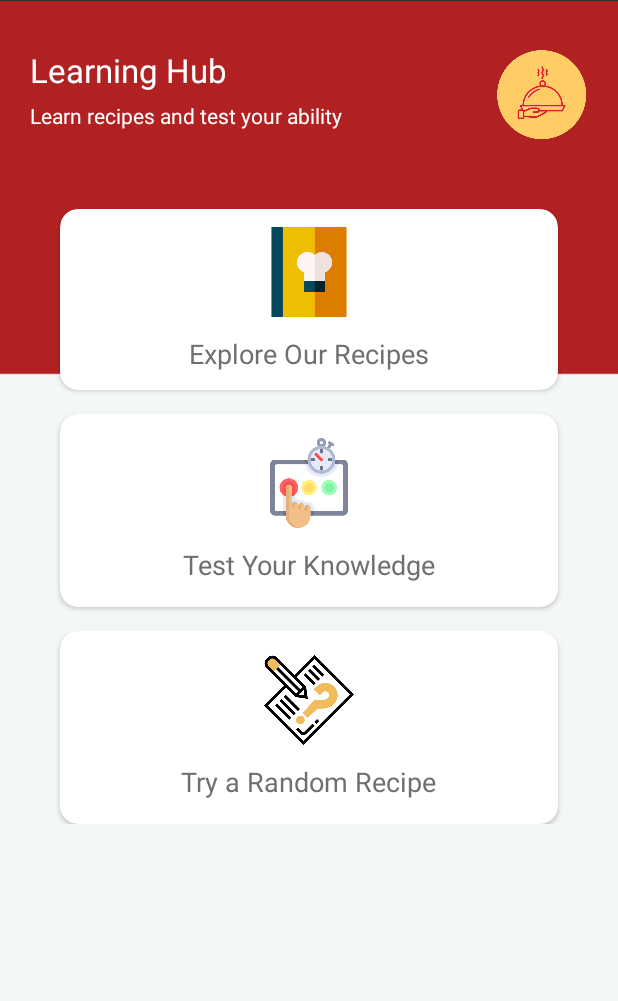
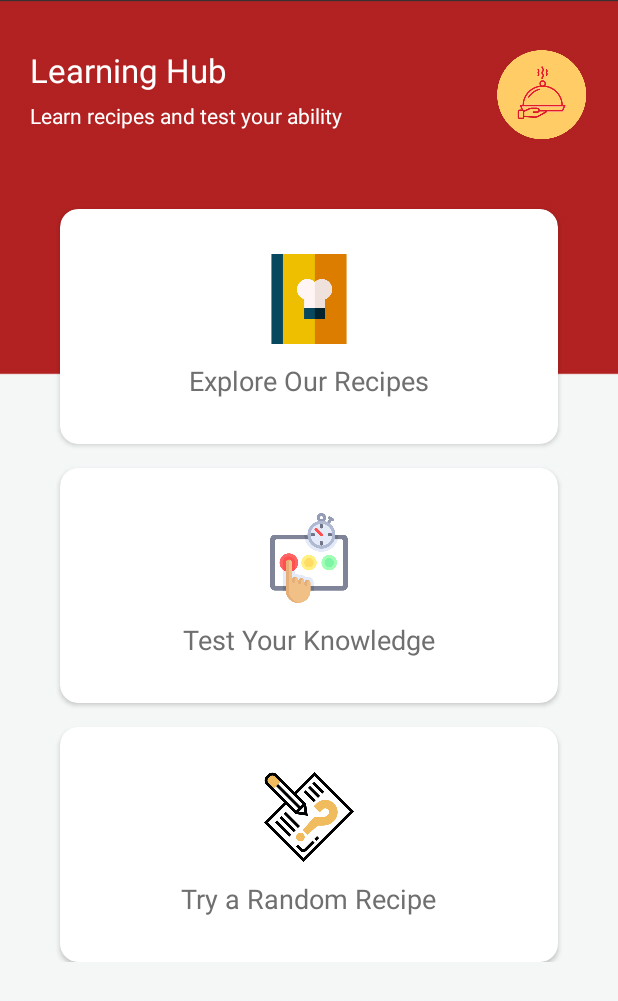
Before and after one commit to Blazian98/FoodGameFinal, an Android app: the HomeActivity screen opened directly, with no data from a screen before it, on a phone screen of 412 x 824 dp. Shown: the top 1001 px of the screen. Run offline under Robolectric (Android 15) with nearby library versions, the phone set to English and light mode, and no system bars.

Commit message:
Third Commit

```diff
--- a/app/src/main/java/com/example/foodgame/Activities/Category/CategoryActivity.java
+++ b/app/src/main/java/com/example/foodgame/Activities/Category/CategoryActivity.java
@@ -15,6 +15,8 @@ import com.example.foodgame.R;
 import java.util.List;
 
 public class CategoryActivity extends AppCompatActivity {
+
+    //code modified from https://www.youtube.com/watch?v=xEHHdpxW7iA, https://www.youtube.com/watch?v=WtLZK1kh-yM, https://www.youtube.com/watch?v=Gi46yco8OJg, https://www.youtube.com/watch?v=SaXYFHYGLj4 to suit the application
 
     Toolbar toolbar;
     TabLayout tabLayout;
--- a/app/src/main/java/com/example/foodgame/Activities/Category/CategoryPresenter.java
+++ b/app/src/main/java/com/example/foodgame/Activities/Category/CategoryPresenter.java
@@ -8,6 +8,9 @@ import retrofit2.Callback;
 import retrofit2.Response;
 
 public class CategoryPresenter {
+
+    //code modified from https://www.youtube.com/watch?v=4JGvDUlfk7Y to suit the application
+
     private CategoryView view;
 
     public CategoryPresenter(CategoryView view) {
--- a/app/src/main/java/com/example/foodgame/Activities/HomeActivity.java
+++ b/app/src/main/java/com/example/foodgame/Activities/HomeActivity.java
@@ -10,6 +10,8 @@ import com.example.foodgame.Activities.MainCategory.MainCategoryActivity;
 import com.example.foodgame.R;
 
 public class HomeActivity extends AppCompatActivity implements View.OnClickListener{
+
+    //code for OnclickListener for CardView modified from https://www.youtube.com/watch?v=d6CfaWW7G5Q to suit the application
 
     private CardView recipeCard;
 
--- a/app/src/main/java/com/example/foodgame/Activities/ItemDetail/DetailActivity.java
+++ b/app/src/main/java/com/example/foodgame/Activities/ItemDetail/DetailActivity.java
@@ -18,6 +18,10 @@ import com.squareup.picasso.Picasso;
 import static com.example.foodgame.Activities.MainCategory.MainCategoryActivity.EXTRA_DETAIL;
 
 public class DetailActivity extends AppCompatActivity implements DetailView {
+
+    //code for collapsing toolbar has been modified from https://www.youtube.com/watch?v=-pTW3EOPxtQ to suit my application
+    // code for append from https://www.youtube.com/watch?v=9o3sSjU2wYc to suit my application
+    // code for opening a webpage modified from from https://www.youtube.com/watch?v=2dE61ZTRviY to suit the application
 
     Toolbar toolbar;
     AppBarLayout appBarLayout;
@@ -90,6 +94,7 @@ public class DetailActivity extends AppCompatActivity implements DetailView {
         instructions.setText(meal.getStrInstructions());
         setupActionBar();
 
+        //   \u2022 is a • (dot point)
 
         if (!meal.getStrIngredient1().isEmpty()) {
             ingredients.append("\n \u2022 " + meal.getStrIngredient1());
--- a/app/src/main/java/com/example/foodgame/Activities/ItemDetail/DetailPresenter.java
+++ b/app/src/main/java/com/example/foodgame/Activities/ItemDetail/DetailPresenter.java
@@ -10,6 +10,8 @@ import retrofit2.Callback;
 import retrofit2.Response;
 
 public class DetailPresenter {
+
+    //code modified from https://www.youtube.com/watch?v=4JGvDUlfk7Y to suit the application
 
     private DetailView view;
 
--- a/app/src/main/java/com/example/foodgame/Activities/MainCategory/MainCategoryActivity.java
+++ b/app/src/main/java/com/example/foodgame/Activities/MainCategory/MainCategoryActivity.java
@@ -6,6 +6,9 @@ import android.support.v7.app.AppCompatActivity;
 import android.os.Bundle;
 import android.support.v7.widget.GridLayoutManager;
 import android.support.v7.widget.RecyclerView;
+import android.text.Editable;
+import android.text.TextWatcher;
+import android.widget.EditText;
 import android.widget.TextView;
 
 import com.example.foodgame.Activities.ItemDetail.DetailActivity;
@@ -21,6 +24,8 @@ import java.io.Serializable;
 import java.util.List;
 
 public class MainCategoryActivity extends AppCompatActivity implements MainCategoryView {
+
+    //code modified from https://www.youtube.com/watch?v=QTiQawMBPUA to suit the application
 
     ViewPager viewPagerMeal;
     RecyclerView recyclerViewCategory;
@@ -43,6 +48,7 @@ public class MainCategoryActivity extends AppCompatActivity implements MainCateg
         presenter.getMeals();
         presenter.getCategories();
     }
+
 
     @Override
     public void setMeal(List<Meals.Meal> meal) {
--- a/app/src/main/java/com/example/foodgame/Activities/MainCategory/MainCategoryPresenter.java
+++ b/app/src/main/java/com/example/foodgame/Activities/MainCategory/MainCategoryPresenter.java
@@ -12,13 +12,13 @@ import retrofit2.Response;
 
 public class MainCategoryPresenter {
 
+    //code modified from https://www.youtube.com/watch?v=4JGvDUlfk7Y to suit the application
+
     private MainCategoryView view;
 
     public MainCategoryPresenter(MainCategoryView view) {
         this.view = view;
     }
-
-    //Code modified from ... (That YouTube Video)
 
     void getMeals() {
         Call<Meals> mealsCall = Util.getApi().getMeal();
--- a/app/src/main/java/com/example/foodgame/Adapters/RecyclerViewMealByCategory.java
+++ b/app/src/main/java/com/example/foodgame/Adapters/RecyclerViewMealByCategory.java
@@ -19,6 +19,9 @@ import butterknife.BindView;
 import butterknife.ButterKnife;
 
 public class RecyclerViewMealByCategory extends RecyclerView.Adapter<RecyclerViewMealByCategory.RecyclerViewHolder> {
+
+    //code for recycler view adapter modified from https://www.youtube.com/watch?v=gGFvbvkZiMs to suit the application
+    //code for picasso modified from https://www.youtube.com/watch?v=japhFMXAJZw, https://www.youtube.com/watch?v=sLEqq9rX-3k to suit the application
 
     private List<Meals.Meal> meals;
     private Context context;
@@ -53,6 +56,8 @@ public class RecyclerViewMealByCategory extends RecyclerView.Adapter<RecyclerVie
         return meals.size();
     }
 
+    //code for Butter Knife learnt from https://www.youtube.com/watch?v=KeG0Rm8wyO4 to suit the application
+
     static class RecyclerViewHolder extends RecyclerView.ViewHolder implements View.OnClickListener {
         @BindView(R.id.mealThumb)
         ImageView mealThumb;
--- a/app/src/main/java/com/example/foodgame/Adapters/ViewPagerCategoryAdapter.java
+++ b/app/src/main/java/com/example/foodgame/Adapters/ViewPagerCategoryAdapter.java
@@ -12,6 +12,9 @@ import com.example.foodgame.Model.Categories;
 import java.util.List;
 
 public class ViewPagerCategoryAdapter extends FragmentPagerAdapter {
+
+    //code for fragment pager adapter modified from https://www.youtube.com/watch?v=f7V5m1bpcZU to suit the application
+    //code for bundle and intent modified from https://www.youtube.com/watch?v=3YCkW7J9NP0 to suit the application
 
     private List<Categories.Category> categories;
 
--- a/app/src/main/res/layout/activity_home.xml
+++ b/app/src/main/res/layout/activity_home.xml
@@ -68,7 +68,7 @@
 
                 <LinearLayout
                     android:orientation="vertical"
-                    android:padding="12dp"
+                    android:padding="30dp"
                     android:gravity="center"
                     android:layout_width="match_parent"
                     android:layout_height="match_parent">
@@ -104,7 +104,7 @@
 
                 <LinearLayout
                     android:orientation="vertical"
-                    android:padding="16dp"
+                    android:padding="30dp"
                     android:gravity="center"
                     android:layout_width="match_parent"
                     android:layout_height="match_parent">
@@ -139,7 +139,7 @@
 
                 <LinearLayout
                     android:orientation="vertical"
-                    android:padding="16dp"
+                    android:padding="30dp"
                     android:gravity="center"
                     android:layout_width="match_parent"
                     android:layout_height="match_parent">
--- a/app/src/main/res/values/styles.xml
+++ b/app/src/main/res/values/styles.xml
@@ -3,9 +3,9 @@
     <!-- Base application theme. -->
     <style name="AppTheme" parent="Theme.AppCompat.Light.DarkActionBar">
         <!-- Customize your theme here. -->
-        <item name="colorPrimary">@color/colourPrimary</item>
-        <item name="colorPrimaryDark">@color/colourPrimaryDark</item>
-        <item name="colorAccent">@color/colourAccent</item>
+        <item name="colorPrimary">@color/colorPrimary</item>
+        <item name="colorPrimaryDark">@color/colorPrimaryDark</item>
+        <item name="colorAccent">@color/colorAccent</item>
         <item name="windowActionBar">false</item>
         <item name="windowNoTitle">true</item>
     </style>
@@ -18,10 +18,18 @@
     </style>
 
     <style name="AppBarLayoutTheme" parent="@style/ThemeOverlay.AppCompat.Light">
-        <item name="colorControlNormal">@color/colourAccent</item>
+        <item name="colorControlNormal">@color/colorAccent</item>
     </style>
 
     <style name="AppTheme.AppBarOverlay" parent="ThemeOverlay.AppCompat.Dark.ActionBar" />
     <style name="AppTheme.PopupOverlay" parent="ThemeOverlay.AppCompat.Light" />
 
+    <style name="EditTextHint" parent="TextAppearance.AppCompat">
+        <item name="colorAccent">@android:color/white</item>
+        <item name="android:textColorHint">@color/colorPrimaryLight</item>
+        <item name="colorControlNormal">@color/colorPrimaryLight</item>
+        <item name="colorControlActivated">@color/colorWhite</item>
+        <item name="colorControlHighlight">@color/colorWhite</item>
+    </style>
+
 </resources>
```
Also changed, not shown: app/src/main/java/com/example/foodgame/Activities/Category/CategoryFragment.java (+5 -3 lines), app/src/main/java/com/example/foodgame/Adapters/RecyclerViewMainAdapter.java (+6 -8 lines), app/src/main/res/layout/activity_main_category.xml (+15 -7 lines).
